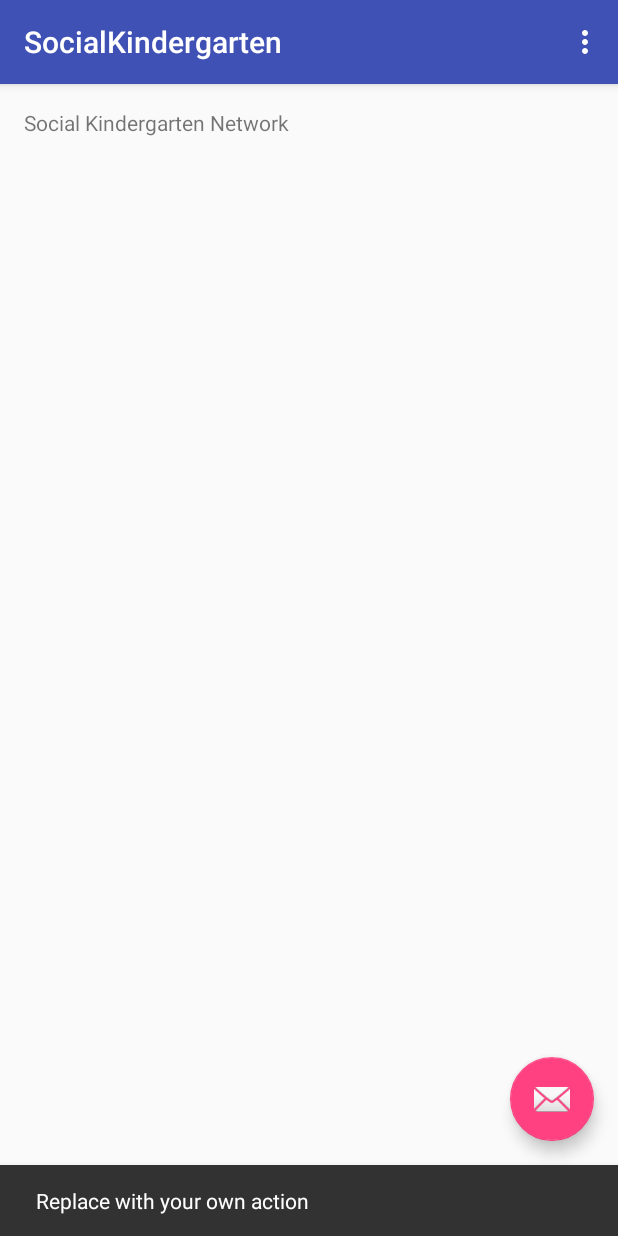
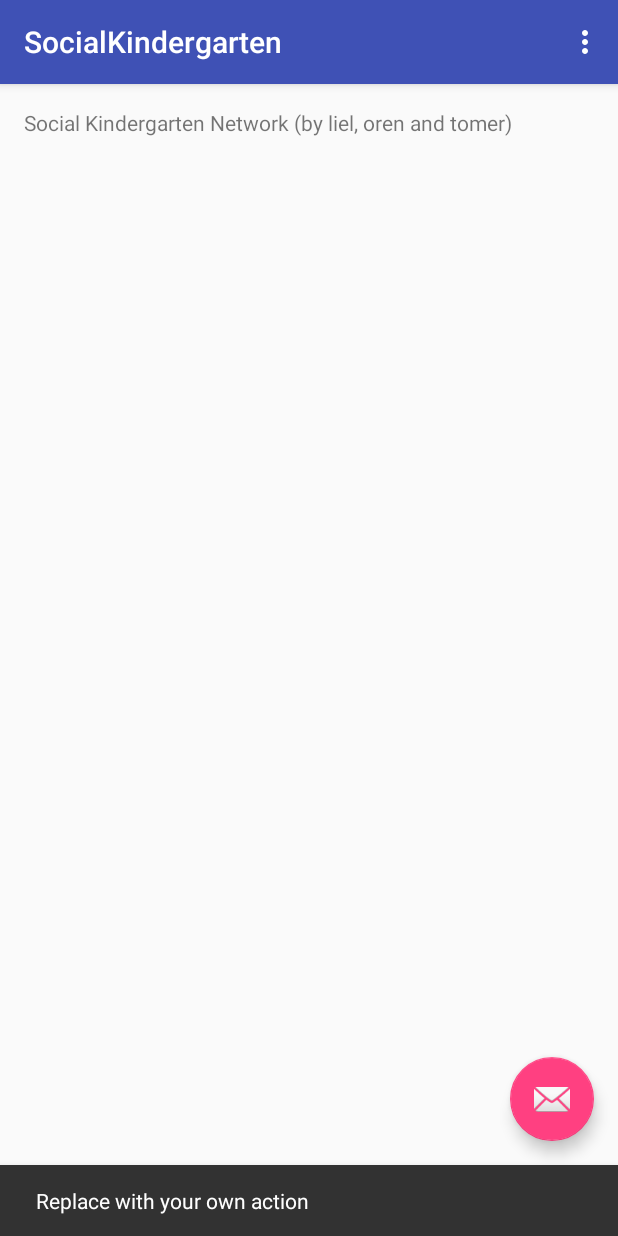
Before and after one commit to lchayoun/SocialKindergarten, an Android app: the screen it shows after launch (MainActivity), after a tap on an icon or button, on a phone screen of 412 x 824 dp. Run offline under Robolectric (Android 15) with nearby library versions, the phone set to English and light mode, and no system bars.

Commit message:
changed main message

```diff
--- a/app/src/main/res/values/strings.xml
+++ b/app/src/main/res/values/strings.xml
@@ -91,5 +91,5 @@
         "For example, position the FAB to one side of stream of a cards so the FAB won’t interfere "
         "when a user tries to pick up one of cards.\n\n"
     </string>
-    <string name="mainMessage">Social Kindergarten Network</string>
+    <string name="mainMessage">Social Kindergarten Network (by liel, oren and tomer)</string>
 </resources>
```
